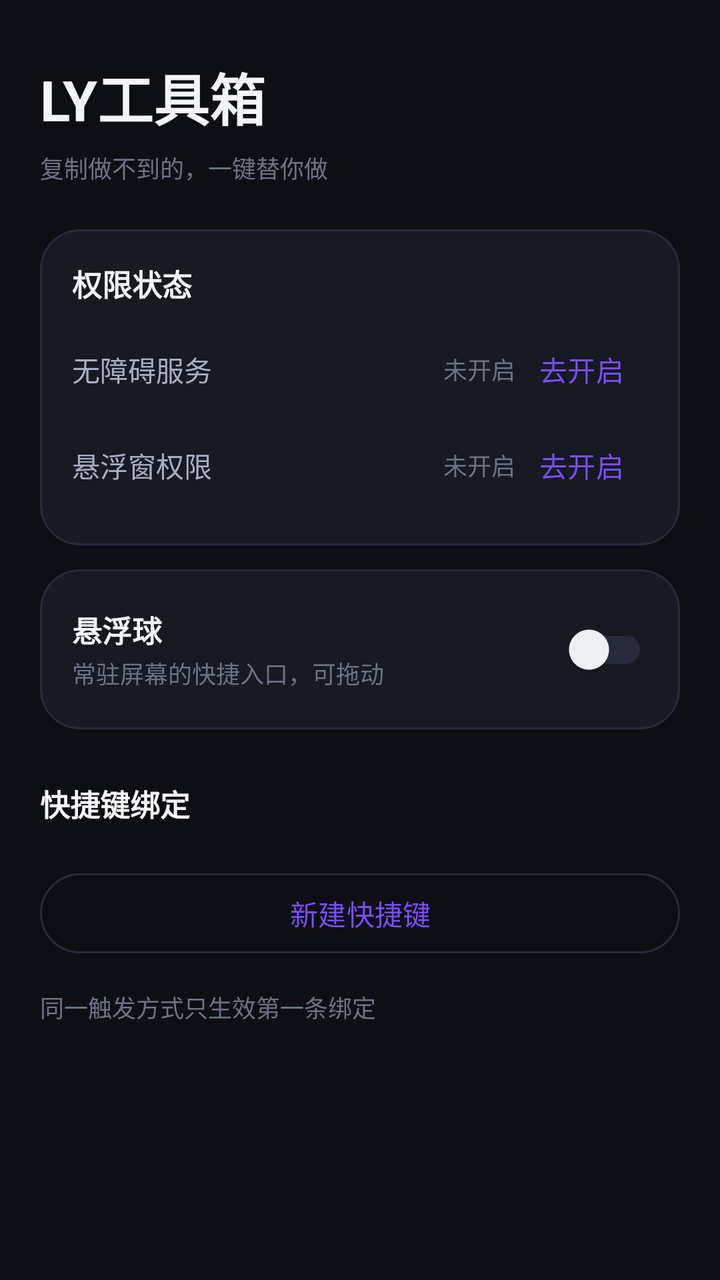
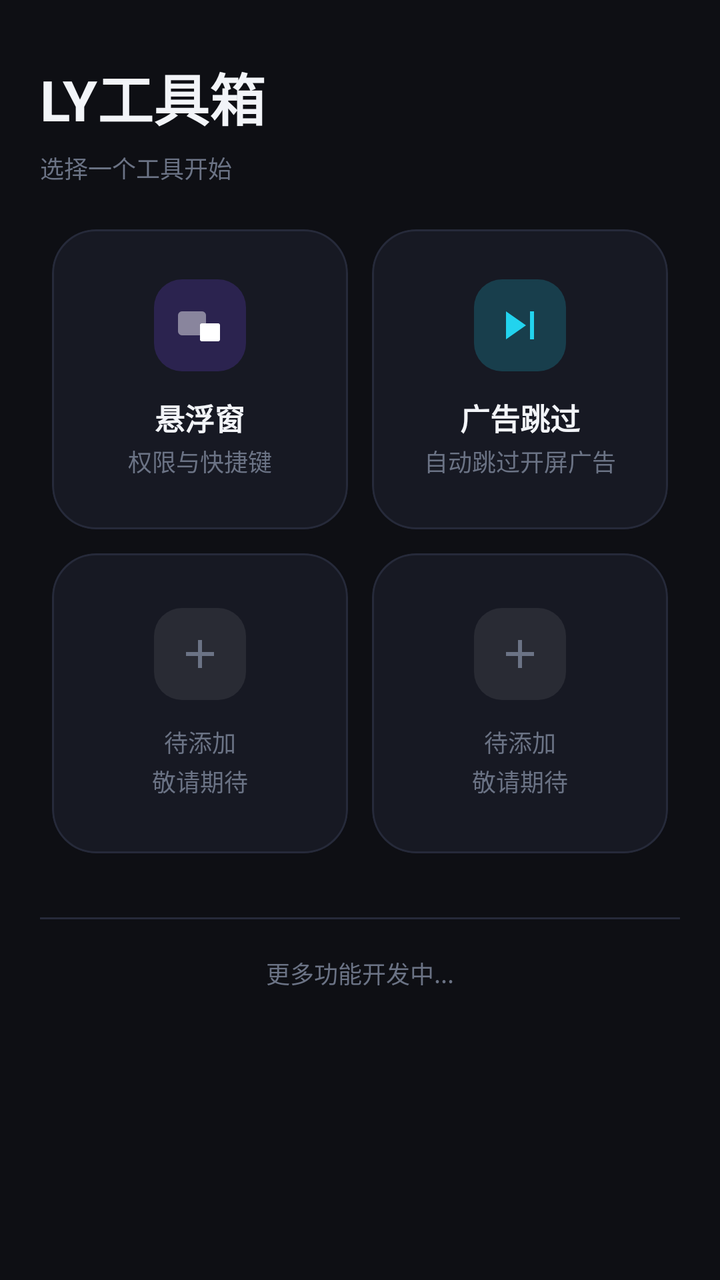

Compare the two renders of this Android layout. The source of the first and the diff that turns it into the second are given below.
<!-- AndroidManifest.xml: application theme Theme.LYToolbox -->
<!-- res/layout/activity_main.xml -->
<?xml version="1.0" encoding="utf-8"?>
<ScrollView xmlns:android="http://schemas.android.com/apk/res/android"
    xmlns:app="http://schemas.android.com/apk/res-auto"
    android:layout_width="match_parent"
    android:layout_height="match_parent"
    android:background="@color/bg"
    android:fillViewport="true">

    <LinearLayout
        android:layout_width="match_parent"
        android:layout_height="wrap_content"
        android:orientation="vertical"
        android:paddingStart="20dp"
        android:paddingTop="28dp"
        android:paddingEnd="20dp"
        android:paddingBottom="32dp">

        <TextView
            style="@style/Text.Title"
            android:layout_width="wrap_content"
            android:layout_height="wrap_content"
            android:text="@string/app_name" />

        <TextView
            style="@style/Text.Caption"
            android:layout_width="wrap_content"
            android:layout_height="wrap_content"
            android:layout_marginTop="6dp"
            android:text="@string/app_slogan" />

        
        <com.google.android.material.card.MaterialCardView
            style="@style/Widget.LY.Card"
            android:layout_width="match_parent"
            android:layout_height="wrap_content"
            android:layout_marginTop="22dp">

            <LinearLayout
                android:layout_width="match_parent"
                android:layout_height="wrap_content"
                android:orientation="vertical"
                android:padding="16dp">

                <TextView
                    style="@style/Text.Section"
                    android:layout_width="wrap_content"
                    android:layout_height="wrap_content"
                    android:text="@string/status_title" />

                <LinearLayout
                    android:layout_width="match_parent"
                    android:layout_height="wrap_content"
                    android:layout_marginTop="8dp"
                    android:gravity="center_vertical"
                    android:orientation="horizontal">

                    <TextView
                        style="@style/Text.Body"
                        android:layout_width="0dp"
                        android:layout_height="wrap_content"
                        android:layout_weight="1"
                        android:text="@string/accessibility_name" />

                    <TextView
                        android:id="@+id/tvAccState"
                        style="@style/Text.Caption"
                        android:layout_width="wrap_content"
                        android:layout_height="wrap_content"
                        android:text="@string/state_off" />

                    <com.google.android.material.button.MaterialButton
                        android:id="@+id/btnAccess"
                        style="@style/Widget.Material3.Button.TextButton"
                        android:layout_width="wrap_content"
                        android:layout_height="wrap_content"
                        android:minWidth="0dp"
                        android:text="@string/grant" />
                </LinearLayout>

                <LinearLayout
                    android:layout_width="match_parent"
                    android:layout_height="wrap_content"
                    android:gravity="center_vertical"
                    android:orientation="horizontal">

                    <TextView
                        style="@style/Text.Body"
                        android:layout_width="0dp"
                        android:layout_height="wrap_content"
                        android:layout_weight="1"
                        android:text="@string/overlay_name" />

                    <TextView
                        android:id="@+id/tvOverlayState"
                        style="@style/Text.Caption"
                        android:layout_width="wrap_content"
                        android:layout_height="wrap_content"
                        android:text="@string/state_off" />

                    <com.google.android.material.button.MaterialButton
                        android:id="@+id/btnOverlay"
                        style="@style/Widget.Material3.Button.TextButton"
                        android:layout_width="wrap_content"
                        android:layout_height="wrap_content"
                        android:minWidth="0dp"
                        android:text="@string/grant" />
                </LinearLayout>
            </LinearLayout>
        </com.google.android.material.card.MaterialCardView>

        
        <com.google.android.material.card.MaterialCardView
            style="@style/Widget.LY.Card"
            android:layout_width="match_parent"
            android:layout_height="wrap_content"
            android:layout_marginTop="12dp">

            <LinearLayout
                android:layout_width="match_parent"
                android:layout_height="wrap_content"
                android:gravity="center_vertical"
                android:orientation="horizontal"
                android:padding="16dp">

                <LinearLayout
                    android:layout_width="0dp"
                    android:layout_height="wrap_content"
                    android:layout_weight="1"
                    android:orientation="vertical">

                    <TextView
                        style="@style/Text.Section"
                        android:layout_width="wrap_content"
                        android:layout_height="wrap_content"
                        android:text="@string/ball_title" />

                    <TextView
                        style="@style/Text.Caption"
                        android:layout_width="wrap_content"
                        android:layout_height="wrap_content"
                        android:layout_marginTop="2dp"
                        android:text="@string/ball_subtitle" />
                </LinearLayout>

                <com.google.android.material.switchmaterial.SwitchMaterial
                    android:id="@+id/swBall"
                    android:layout_width="wrap_content"
                    android:layout_height="wrap_content"
                    android:layout_marginStart="12dp" />
            </LinearLayout>
        </com.google.android.material.card.MaterialCardView>

        <TextView
            style="@style/Text.Section"
            android:layout_width="wrap_content"
            android:layout_height="wrap_content"
            android:layout_marginTop="26dp"
            android:text="@string/bindings_title" />

        <LinearLayout
            android:id="@+id/llBindings"
            android:layout_width="match_parent"
            android:layout_height="wrap_content"
            android:layout_marginTop="10dp"
            android:orientation="vertical" />

        <TextView
            android:id="@+id/tvBindingsEmpty"
            style="@style/Text.Caption"
            android:layout_width="match_parent"
            android:layout_height="wrap_content"
            android:layout_marginTop="10dp"
            android:gravity="center"
            android:paddingTop="16dp"
            android:paddingBottom="16dp"
            android:text="@string/binding_empty"
            android:visibility="gone" />

        <com.google.android.material.button.MaterialButton
            android:id="@+id/btnAdd"
            style="@style/Widget.Material3.Button.OutlinedButton"
            android:layout_width="match_parent"
            android:layout_height="wrap_content"
            android:layout_marginTop="10dp"
            android:text="@string/add_binding" />

        <TextView
            style="@style/Text.Caption"
            android:layout_width="match_parent"
            android:layout_height="wrap_content"
            android:layout_marginTop="14dp"
            android:text="@string/hint_trigger_conflict" />
    </LinearLayout>
</ScrollView>
<!-- resources referenced by this layout -->
<resources>
  <color name="bg">#0E0F14</color>
  <string name="accessibility_name">无障碍服务</string>
  <string name="add_binding">新建快捷键</string>
  <string name="app_name">LY工具箱</string>
  <string name="app_slogan">复制做不到的，一键替你做</string>
  <string name="ball_subtitle">常驻屏幕的快捷入口，可拖动</string>
  <string name="ball_title">悬浮球</string>
  <string name="binding_empty">还没有快捷键，点下面按钮新建</string>
  <string name="bindings_title">快捷键绑定</string>
  <string name="grant">去开启</string>
  <string name="hint_trigger_conflict">同一触发方式只生效第一条绑定</string>
  <string name="overlay_name">悬浮窗权限</string>
  <string name="state_off">未开启</string>
  <string name="status_title">权限状态</string>
  <style name="Text.Body" parent="">
          <item name="android:textSize">14sp</item>
          <item name="android:textColor">@color/text_dim</item>
      </style>
  <style name="Text.Caption" parent="">
          <item name="android:textSize">12sp</item>
          <item name="android:textColor">@color/text_faint</item>
      </style>
  <style name="Text.Section" parent="">
          <item name="android:textSize">15sp</item>
          <item name="android:textStyle">bold</item>
          <item name="android:textColor">@color/text_primary</item>
      </style>
  <style name="Text.Title" parent="">
          <item name="android:textSize">28sp</item>
          <item name="android:textStyle">bold</item>
          <item name="android:textColor">@color/text_primary</item>
      </style>
  <style name="Widget.LY.Card" parent="Widget.Material3.CardView.Filled">
          <item name="cardBackgroundColor">@color/card</item>
          <item name="cardCornerRadius">20dp</item>
          <item name="cardElevation">0dp</item>
          <item name="strokeColor">@color/stroke</item>
          <item name="strokeWidth">1dp</item>
      </style>
  <color name="text_dim">#A7AEC1</color>
  <color name="text_faint">#6B7385</color>
  <color name="text_primary">#F2F4F8</color>
  <color name="card">#171923</color>
  <color name="stroke">#262A3A</color>
  <color name="accent">#7C4DFF</color>
  <color name="white">#FFFFFF</color>
  <color name="accent2">#22D3EE</color>
  <color name="card_alt">#1F2230</color>
  <!-- unchanged entries left out for length: 2 -->
</resources>

<!-- the commit's change to res/layout/activity_main.xml (unified diff, before → after) -->
@@ -1,6 +1,5 @@
 <?xml version="1.0" encoding="utf-8"?>
 <ScrollView xmlns:android="http://schemas.android.com/apk/res/android"
-    xmlns:app="http://schemas.android.com/apk/res-auto"
     android:layout_width="match_parent"
     android:layout_height="match_parent"
     android:background="@color/bg"
@@ -26,169 +25,226 @@
             android:layout_width="wrap_content"
             android:layout_height="wrap_content"
             android:layout_marginTop="6dp"
-            android:text="@string/app_slogan" />
+            android:text="@string/grid_subtitle" />
 
         
-        <com.google.android.material.card.MaterialCardView
-            style="@style/Widget.LY.Card"
+        <GridLayout
+            android:id="@+id/gridTools"
             android:layout_width="match_parent"
             android:layout_height="wrap_content"
-            android:layout_marginTop="22dp">
-
-            <LinearLayout
-                android:layout_width="match_parent"
-                android:layout_height="wrap_content"
-                android:orientation="vertical"
-                android:padding="16dp">
-
-                <TextView
-                    style="@style/Text.Section"
-                    android:layout_width="wrap_content"
-                    android:layout_height="wrap_content"
-                    android:text="@string/status_title" />
-
-                <LinearLayout
-                    android:layout_width="match_parent"
-                    android:layout_height="wrap_content"
-                    android:layout_marginTop="8dp"
-                    android:gravity="center_vertical"
-                    android:orientation="horizontal">
-
-                    <TextView
-                        style="@style/Text.Body"
-                        android:layout_width="0dp"
-                        android:layout_height="wrap_content"
-                        android:layout_weight="1"
-                        android:text="@string/accessibility_name" />
-
-                    <TextView
-                        android:id="@+id/tvAccState"
-                        style="@style/Text.Caption"
-                        android:layout_width="wrap_content"
-                        android:layout_height="wrap_content"
-                        android:text="@string/state_off" />
-
-                    <com.google.android.material.button.MaterialButton
-                        android:id="@+id/btnAccess"
-                        style="@style/Widget.Material3.Button.TextButton"
-                        android:layout_width="wrap_content"
-                        android:layout_height="wrap_content"
-                        android:minWidth="0dp"
-                        android:text="@string/grant" />
-                </LinearLayout>
-
-                <LinearLayout
-                    android:layout_width="match_parent"
-                    android:layout_height="wrap_content"
-                    android:gravity="center_vertical"
-                    android:orientation="horizontal">
-
-                    <TextView
-                        style="@style/Text.Body"
-                        android:layout_width="0dp"
-                        android:layout_height="wrap_content"
-                        android:layout_weight="1"
-                        android:text="@string/overlay_name" />
-
-                    <TextView
-                        android:id="@+id/tvOverlayState"
-                        style="@style/Text.Caption"
-                        android:layout_width="wrap_content"
-                        android:layout_height="wrap_content"
-                        android:text="@string/state_off" />
-
-                    <com.google.android.material.button.MaterialButton
-                        android:id="@+id/btnOverlay"
-                        style="@style/Widget.Material3.Button.TextButton"
-                        android:layout_width="wrap_content"
-                        android:layout_height="wrap_content"
-                        android:minWidth="0dp"
-                        android:text="@string/grant" />
-                </LinearLayout>
-            </LinearLayout>
-        </com.google.android.material.card.MaterialCardView>
-
-        
-        <com.google.android.material.card.MaterialCardView
-            style="@style/Widget.LY.Card"
+            android:layout_marginTop="16dp"
+            android:columnCount="2"
+            android:rowCount="2"
+            android:useDefaultMargins="false">
+
+            <com.google.android.material.card.MaterialCardView
+                android:id="@+id/cardOverlay"
+                style="@style/Widget.LY.ToolCard"
+                android:layout_width="0dp"
+                android:layout_height="150dp"
+                android:layout_columnWeight="1"
+                android:layout_margin="6dp"
+                android:clickable="true"
+                android:focusable="true"
+                android:foreground="?attr/selectableItemBackground">
+
+                <LinearLayout
+                    android:layout_width="match_parent"
+                    android:layout_height="match_parent"
+                    android:gravity="center"
+                    android:orientation="vertical"
+                    android:padding="14dp">
+
+                    <FrameLayout
+                        android:layout_width="46dp"
+                        android:layout_height="46dp"
+                        android:background="@drawable/bg_icon_tile"
+                        android:backgroundTint="@color/accent_soft">
+
+                        <ImageView
+                            android:layout_width="24dp"
+                            android:layout_height="24dp"
+                            android:layout_gravity="center"
+                            android:contentDescription="@string/tool_overlay"
+                            android:src="@drawable/ic_overlay" />
+                    </FrameLayout>
+
+                    <TextView
+                        style="@style/Text.Section"
+                        android:layout_width="wrap_content"
+                        android:layout_height="wrap_content"
+                        android:layout_marginTop="12dp"
+                        android:text="@string/tool_overlay" />
+
+                    <TextView
+                        style="@style/Text.Caption"
+                        android:layout_width="wrap_content"
+                        android:layout_height="wrap_content"
+                        android:layout_marginTop="2dp"
+                        android:text="@string/tool_overlay_desc" />
+                </LinearLayout>
+            </com.google.android.material.card.MaterialCardView>
+
+            <com.google.android.material.card.MaterialCardView
+                android:id="@+id/cardSkipAd"
+                style="@style/Widget.LY.ToolCard"
+                android:layout_width="0dp"
+                android:layout_height="150dp"
+                android:layout_columnWeight="1"
+                android:layout_margin="6dp"
+                android:clickable="true"
+                android:focusable="true"
+                android:foreground="?attr/selectableItemBackground">
+
+                <LinearLayout
+                    android:layout_width="match_parent"
+                    android:layout_height="match_parent"
+                    android:gravity="center"
+                    android:orientation="vertical"
+                    android:padding="14dp">
+
+                    <FrameLayout
+                        android:layout_width="46dp"
+                        android:layout_height="46dp"
+                        android:background="@drawable/bg_icon_tile"
+                        android:backgroundTint="@color/cyan_soft">
+
+                        <ImageView
+                            android:layout_width="24dp"
+                            android:layout_height="24dp"
+                            android:layout_gravity="center"
+                            android:contentDescription="@string/tool_skip_ad"
+                            android:src="@drawable/ic_skip_ad"
+                            android:tint="@color/accent2" />
+                    </FrameLayout>
+
+                    <TextView
+                        style="@style/Text.Section"
+                        android:layout_width="wrap_content"
+                        android:layout_height="wrap_content"
+                        android:layout_marginTop="12dp"
+                        android:text="@string/tool_skip_ad" />
+
+                    <TextView
+                        style="@style/Text.Caption"
+                        android:layout_width="wrap_content"
+                        android:layout_height="wrap_content"
+                        android:layout_marginTop="2dp"
+                        android:text="@string/tool_skip_ad_desc" />
+                </LinearLayout>
+            </com.google.android.material.card.MaterialCardView>
+
+            <com.google.android.material.card.MaterialCardView
+                android:id="@+id/cardSlot1"
+                style="@style/Widget.LY.ToolCard"
+                android:layout_width="0dp"
+                android:layout_height="150dp"
+                android:layout_columnWeight="1"
+                android:layout_margin="6dp"
+                android:clickable="true"
+                android:focusable="true"
+                android:foreground="?attr/selectableItemBackground">
+
+                <LinearLayout
+                    android:layout_width="match_parent"
+                    android:layout_height="match_parent"
+                    android:gravity="center"
+                    android:orientation="vertical"
+                    android:padding="14dp">
+
+                    <FrameLayout
+                        android:layout_width="46dp"
+                        android:layout_height="46dp"
+                        android:background="@drawable/bg_icon_tile"
+                        android:backgroundTint="@color/muted_soft">
+
+                        <ImageView
+                            android:layout_width="24dp"
+                            android:layout_height="24dp"
+                            android:layout_gravity="center"
+                            android:contentDescription="@string/tool_slot"
+                            android:src="@drawable/ic_plus"
+                            android:tint="@color/text_faint" />
+                    </FrameLayout>
+
+                    <TextView
+                        style="@style/Text.Caption"
+                        android:layout_width="wrap_content"
+                        android:layout_height="wrap_content"
+                        android:layout_marginTop="12dp"
+                        android:text="@string/tool_slot" />
+
+                    <TextView
+                        style="@style/Text.Caption"
+                        android:layout_width="wrap_content"
+                        android:layout_height="wrap_content"
+                        android:layout_marginTop="2dp"
+                        android:text="@string/tool_slot_desc" />
+                </LinearLayout>
+            </com.google.android.material.card.MaterialCardView>
+
+            <com.google.android.material.card.MaterialCardView
+                android:id="@+id/cardSlot2"
+                style="@style/Widget.LY.ToolCard"
+                android:layout_width="0dp"
+                android:layout_height="150dp"
+                android:layout_columnWeight="1"
+                android:layout_margin="6dp"
+                android:clickable="true"
+                android:focusable="true"
+                android:foreground="?attr/selectableItemBackground">
+
+                <LinearLayout
+                    android:layout_width="match_parent"
+                    android:layout_height="match_parent"
+                    android:gravity="center"
+                    android:orientation="vertical"
+                    android:padding="14dp">
+
+                    <FrameLayout
+                        android:layout_width="46dp"
+                        android:layout_height="46dp"
+                        android:background="@drawable/bg_icon_tile"
+                        android:backgroundTint="@color/muted_soft">
+
+                        <ImageView
+                            android:layout_width="24dp"
+                            android:layout_height="24dp"
+                            android:layout_gravity="center"
+                            android:contentDescription="@string/tool_slot"
+                            android:src="@drawable/ic_plus"
+                            android:tint="@color/text_faint" />
+                    </FrameLayout>
+
+                    <TextView
+                        style="@style/Text.Caption"
+                        android:layout_width="wrap_content"
+                        android:layout_height="wrap_content"
+                        android:layout_marginTop="12dp"
+                        android:text="@string/tool_slot" />
+
+                    <TextView
+                        style="@style/Text.Caption"
+                        android:layout_width="wrap_content"
+                        android:layout_height="wrap_content"
+                        android:layout_marginTop="2dp"
+                        android:text="@string/tool_slot_desc" />
+                </LinearLayout>
+            </com.google.android.material.card.MaterialCardView>
+        </GridLayout>
+
+        <View
             android:layout_width="match_parent"
-            android:layout_height="wrap_content"
-            android:layout_marginTop="12dp">
-
-            <LinearLayout
-                android:layout_width="match_parent"
-                android:layout_height="wrap_content"
-                android:gravity="center_vertical"
-                android:orientation="horizontal"
-                android:padding="16dp">
-
-                <LinearLayout
-                    android:layout_width="0dp"
-                    android:layout_height="wrap_content"
-                    android:layout_weight="1"
-                    android:orientation="vertical">
-
-                    <TextView
-                        style="@style/Text.Section"
-                        android:layout_width="wrap_content"
-                        android:layout_height="wrap_content"
-                        android:text="@string/ball_title" />
-
-                    <TextView
-                        style="@style/Text.Caption"
-                        android:layout_width="wrap_content"
-                        android:layout_height="wrap_content"
-                        android:layout_marginTop="2dp"
-                        android:text="@string/ball_subtitle" />
-                </LinearLayout>
-
-                <com.google.android.material.switchmaterial.SwitchMaterial
-                    android:id="@+id/swBall"
-                    android:layout_width="wrap_content"
-                    android:layout_height="wrap_content"
-                    android:layout_marginStart="12dp" />
-            </LinearLayout>
-        </com.google.android.material.card.MaterialCardView>
-
-        <TextView
-            style="@style/Text.Section"
-            android:layout_width="wrap_content"
-            android:layout_height="wrap_content"
+            android:layout_height="1dp"
             android:layout_marginTop="26dp"
-            android:text="@string/bindings_title" />
-
-        <LinearLayout
-            android:id="@+id/llBindings"
-            android:layout_width="match_parent"
-            android:layout_height="wrap_content"
-            android:layout_marginTop="10dp"
-            android:orientation="vertical" />
-
-        <TextView
-            android:id="@+id/tvBindingsEmpty"
-            style="@style/Text.Caption"
-            android:layout_width="match_parent"
-            android:layout_height="wrap_content"
-            android:layout_marginTop="10dp"
-            android:gravity="center"
-            android:paddingTop="16dp"
-            android:paddingBottom="16dp"
-            android:text="@string/binding_empty"
-            android:visibility="gone" />
-
-        <com.google.android.material.button.MaterialButton
-            android:id="@+id/btnAdd"
-            style="@style/Widget.Material3.Button.OutlinedButton"
-            android:layout_width="match_parent"
-            android:layout_height="wrap_content"
-            android:layout_marginTop="10dp"
-            android:text="@string/add_binding" />
+            android:background="@color/stroke" />
 
         <TextView
             style="@style/Text.Caption"
             android:layout_width="match_parent"
             android:layout_height="wrap_content"
-            android:layout_marginTop="14dp"
-            android:text="@string/hint_trigger_conflict" />
+            android:layout_marginTop="18dp"
+            android:gravity="center"
+            android:text="@string/more_coming" />
     </LinearLayout>
 </ScrollView>
<!-- resource entries referenced after the edit -->
@@ -1,23 +1,17 @@
 <!-- resources referenced by this layout -->
 <resources>
   <color name="bg">#0E0F14</color>
-  <string name="accessibility_name">无障碍服务</string>
-  <string name="add_binding">新建快捷键</string>
+  <color name="cyan_soft">#3322D3EE</color>
+  <color name="muted_soft">#14FFFFFF</color>
   <string name="app_name">LY工具箱</string>
-  <string name="app_slogan">复制做不到的，一键替你做</string>
-  <string name="ball_subtitle">常驻屏幕的快捷入口，可拖动</string>
-  <string name="ball_title">悬浮球</string>
-  <string name="binding_empty">还没有快捷键，点下面按钮新建</string>
-  <string name="bindings_title">快捷键绑定</string>
-  <string name="grant">去开启</string>
-  <string name="hint_trigger_conflict">同一触发方式只生效第一条绑定</string>
-  <string name="overlay_name">悬浮窗权限</string>
-  <string name="state_off">未开启</string>
-  <string name="status_title">权限状态</string>
-  <style name="Text.Body" parent="">
-          <item name="android:textSize">14sp</item>
-          <item name="android:textColor">@color/text_dim</item>
-      </style>
+  <string name="grid_subtitle">选择一个工具开始</string>
+  <string name="more_coming">更多功能开发中...</string>
+  <string name="tool_overlay">悬浮窗</string>
+  <string name="tool_overlay_desc">权限与快捷键</string>
+  <string name="tool_skip_ad">广告跳过</string>
+  <string name="tool_skip_ad_desc">自动跳过开屏广告</string>
+  <string name="tool_slot">待添加</string>
+  <string name="tool_slot_desc">敬请期待</string>
   <style name="Text.Caption" parent="">
           <item name="android:textSize">12sp</item>
           <item name="android:textColor">@color/text_faint</item>
@@ -32,6 +26,12 @@
           <item name="android:textStyle">bold</item>
           <item name="android:textColor">@color/text_primary</item>
       </style>
+  <style name="Widget.LY.ToolCard" parent="Widget.LY.Card">
+          <item name="cardCornerRadius">22dp</item>
+          <item name="cardBackgroundColor">@color/card</item>
+          <item name="strokeColor">@color/stroke</item>
+          <item name="strokeWidth">1dp</item>
+      </style>
   <style name="Widget.LY.Card" parent="Widget.Material3.CardView.Filled">
           <item name="cardBackgroundColor">@color/card</item>
           <item name="cardCornerRadius">20dp</item>
@@ -41,12 +41,60 @@
       </style>
   <color name="text_dim">#A7AEC1</color>
   <color name="text_faint">#6B7385</color>
+  <!-- drawable bg_icon_tile (drawable) -->
+  <?xml version="1.0" encoding="utf-8"?>
+  <shape xmlns:android="http://schemas.android.com/apk/res/android"
+      android:shape="rectangle">
+      <corners android:radius="14dp" />
+      <solid android:color="#FFFFFF" />
+  </shape>
+  <!-- drawable ic_overlay (drawable) -->
+  <?xml version="1.0" encoding="utf-8"?>
+  <vector xmlns:android="http://schemas.android.com/apk/res/android"
+      android:width="24dp"
+      android:height="24dp"
+      android:viewportWidth="24"
+      android:viewportHeight="24">
+      <path
+          android:fillAlpha="0.45"
+          android:fillColor="#FFFFFF"
+          android:pathData="M3,5 h10 a2,2 0 0 1 2,2 v8 a2,2 0 0 1 -2,2 h-10 a2,2 0 0 1 -2,-2 v-8 a2,2 0 0 1 2,-2 z" />
+      <path
+          android:fillColor="#FFFFFF"
+          android:pathData="M13,11 h8 a1,1 0 0 1 1,1 v7 a1,1 0 0 1 -1,1 h-8 a1,1 0 0 1 -1,-1 v-7 a1,1 0 0 1 1,-1 z" />
+  </vector>
+  <!-- drawable ic_plus (drawable) -->
+  <?xml version="1.0" encoding="utf-8"?>
+  <vector xmlns:android="http://schemas.android.com/apk/res/android"
+      android:width="24dp"
+      android:height="24dp"
+      android:viewportWidth="24"
+      android:viewportHeight="24">
+      <path
+          android:fillColor="#FFFFFF"
+          android:pathData="M11,5 h2 v6 h6 v2 h-6 v6 h-2 v-6 h-6 v-2 h6 z" />
+  </vector>
+  <!-- drawable ic_skip_ad (drawable) -->
+  <?xml version="1.0" encoding="utf-8"?>
+  <vector xmlns:android="http://schemas.android.com/apk/res/android"
+      android:width="24dp"
+      android:height="24dp"
+      android:viewportWidth="24"
+      android:viewportHeight="24">
+      <path
+          android:fillColor="#FFFFFF"
+          android:pathData="M5,5 L15,12 L5,19 Z" />
+      <path
+          android:fillColor="#FFFFFF"
+          android:pathData="M17,5 h2 v14 h-2 z" />
+  </vector>
   <color name="text_primary">#F2F4F8</color>
   <color name="card">#171923</color>
   <color name="stroke">#262A3A</color>
   <color name="accent">#7C4DFF</color>
   <color name="white">#FFFFFF</color>
   <color name="accent2">#22D3EE</color>
+  <color name="accent_soft">#337C4DFF</color>
   <color name="card_alt">#1F2230</color>
   <!-- unchanged entries left out for length: 2 -->
 </resources>
